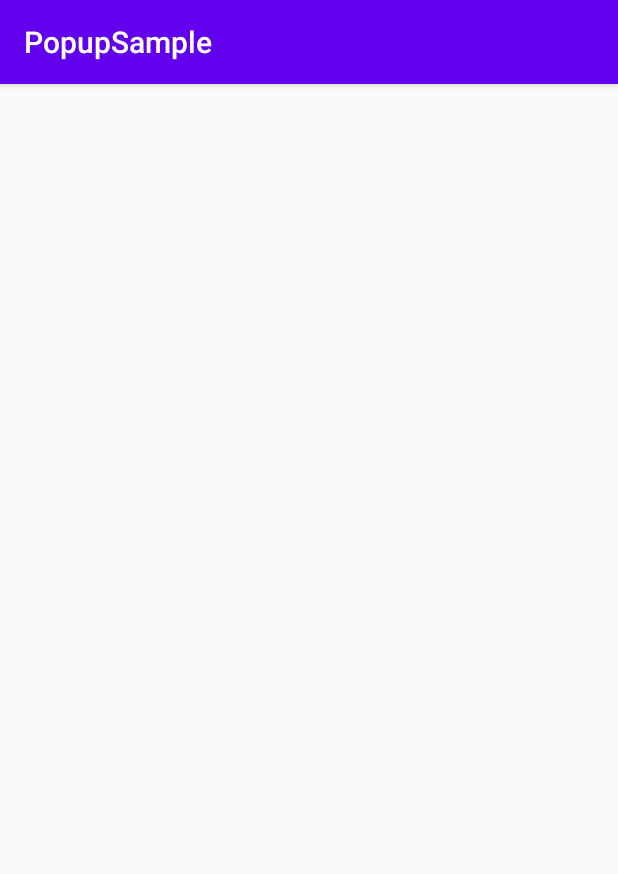
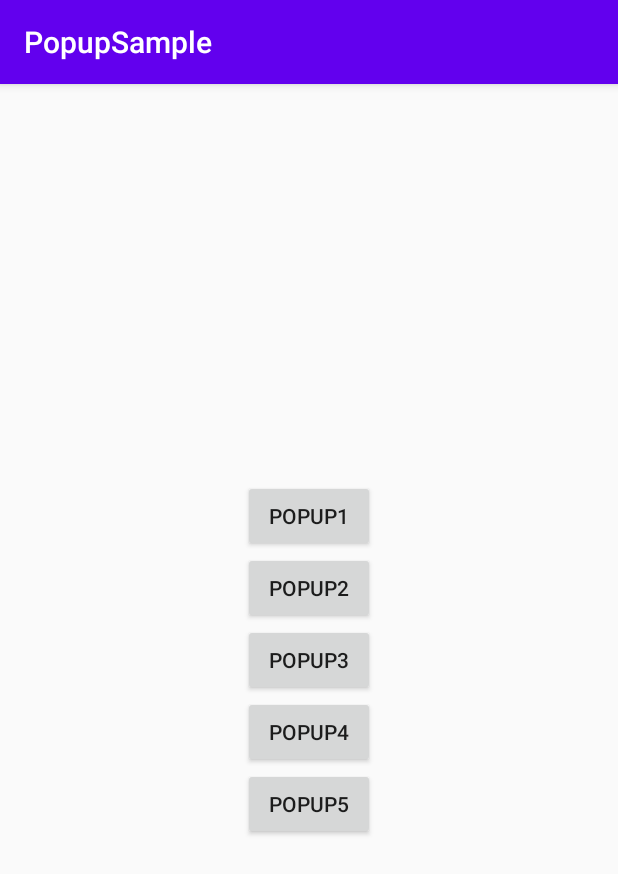
Before and after one commit to adventam10/PopupSample, an Android app: the screen it shows after launch (DialogActivity before the commit, PopupWindowActivity after it), after a tap on "PopupWindow", on a phone screen of 412 x 824 dp. Shown: the top 874 px of the screen. Run offline under Robolectric (Android 15) with nearby library versions, the phone set to English and light mode, and no system bars.

Commit message:
Add PopupWindow

```diff
--- a/PopupSample/app/src/main/AndroidManifest.xml
+++ b/PopupSample/app/src/main/AndroidManifest.xml
@@ -9,7 +9,8 @@
         android:roundIcon="@mipmap/ic_launcher_round"
         android:supportsRtl="true"
         android:theme="@style/AppTheme">
-        <activity android:name=".MenuActivity"></activity>
+        <activity android:name=".PopupWindowActivity"></activity>
+        <activity android:name=".MenuActivity" />
         <activity android:name=".SnackBarActivity" />
         <activity android:name=".ToastActivity" />
         <activity android:name=".DialogActivity" />
--- a/PopupSample/app/src/main/java/com/example/popupsample/MainActivity.kt
+++ b/PopupSample/app/src/main/java/com/example/popupsample/MainActivity.kt
@@ -21,7 +21,7 @@ class MainActivity : AppCompatActivity() {
             val text = adapter.getItem(position)
             val intent = when (Menu.valueOf(text!!)) {
                 Menu.Dialog -> Intent(this, DialogActivity::class.java)
-                Menu.PopupWindow -> Intent(this, DialogActivity::class.java)
+                Menu.PopupWindow -> Intent(this, PopupWindowActivity::class.java)
                 Menu.Toast -> Intent(this, ToastActivity::class.java)
                 Menu.SnackBar -> Intent(this, SnackBarActivity::class.java)
                 Menu.Menu -> Intent(this, MenuActivity::class.java)
--- /dev/null
+++ b/PopupSample/app/src/main/res/drawable/popup_background.xml
@@ -0,0 +1,8 @@
+<?xml version="1.0" encoding="utf-8"?>
+<shape xmlns:android="http://schemas.android.com/apk/res/android"
+    android:shape="rectangle">
+    <solid android:color="@android:color/white" />
+    <stroke
+        android:width="2dp"
+        android:color="@android:color/black" />
+</shape>
--- /dev/null
+++ b/PopupSample/app/src/main/res/layout/activity_popup_window.xml
@@ -0,0 +1,46 @@
+<?xml version="1.0" encoding="utf-8"?>
+<androidx.constraintlayout.widget.ConstraintLayout xmlns:android="http://schemas.android.com/apk/res/android"
+    xmlns:app="http://schemas.android.com/apk/res-auto"
+    xmlns:tools="http://schemas.android.com/tools"
+    android:id="@+id/root"
+    android:layout_width="match_parent"
+    android:layout_height="match_parent"
+    tools:context=".PopupWindowActivity">
+
+    <LinearLayout
+        android:layout_width="wrap_content"
+        android:layout_height="wrap_content"
+        android:orientation="vertical"
+        app:layout_constraintStart_toStartOf="parent"
+        app:layout_constraintEnd_toEndOf="parent"
+        app:layout_constraintTop_toTopOf="parent"
+        app:layout_constraintBottom_toBottomOf="parent">
+
+        <Button
+            android:id="@+id/button1"
+            android:layout_width="wrap_content"
+            android:layout_height="wrap_content"
+            android:text="Popup1" />
+        <Button
+            android:id="@+id/button2"
+            android:layout_width="wrap_content"
+            android:layout_height="wrap_content"
+            android:text="Popup2" />
+        <Button
+            android:id="@+id/button3"
+            android:layout_width="wrap_content"
+            android:layout_height="wrap_content"
+            android:text="Popup3" />
+        <Button
+            android:id="@+id/button4"
+            android:layout_width="wrap_content"
+            android:layout_height="wrap_content"
+            android:text="Popup4" />
+        <Button
+            android:id="@+id/button5"
+            android:layout_width="wrap_content"
+            android:layout_height="wrap_content"
+            android:text="Popup5" />
+    </LinearLayout>
+
+</androidx.constraintlayout.widget.ConstraintLayout>
```
Also changed, not shown: PopupSample/app/src/main/java/com/example/popupsample/PopupWindowActivity.kt (added, +116 -0 lines), PopupSample/app/src/main/res/layout/popup_window.xml (added, +53 -0 lines).
